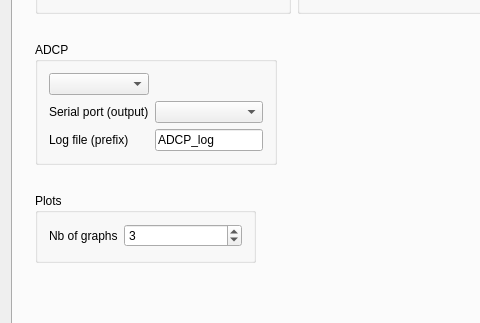
Qt form mainwindow.ui (debelyoo/catamaran-ui) before a commit; both pictures show x 0 to 480 and y 202 to 525 of the 1360 by 730 pixel window.
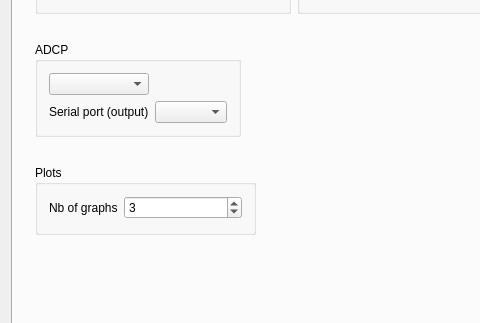
The same form after that commit. Icons and pictures are not drawn.

Commit message: write ADCP logs in logfile

The edit to the form file:
```diff
--- a/mainwindow.ui
+++ b/mainwindow.ui
@@ -976,26 +976,6 @@
                 <item row="1" column="1">
                  <widget class="QComboBox" name="adcpSerialPortsComboBox"/>
                 </item>
-                <item row="2" column="0">
-                 <widget class="QLabel" name="adcpLogfilPrefixLabel">
-                  <property name="text">
-                   <string>Log file (prefix)</string>
-                  </property>
-                 </widget>
-                </item>
-                <item row="2" column="1">
-                 <widget class="QLineEdit" name="adcpLogfilePrefixField">
-                  <property name="sizePolicy">
-                   <sizepolicy hsizetype="Preferred" vsizetype="Fixed">
-                    <horstretch>0</horstretch>
-                    <verstretch>0</verstretch>
-                   </sizepolicy>
-                  </property>
-                  <property name="text">
-                   <string>ADCP_log</string>
-                  </property>
-                 </widget>
-                </item>
                </layout>
               </widget>
              </item>
```
The commit also changes 6 other files.
